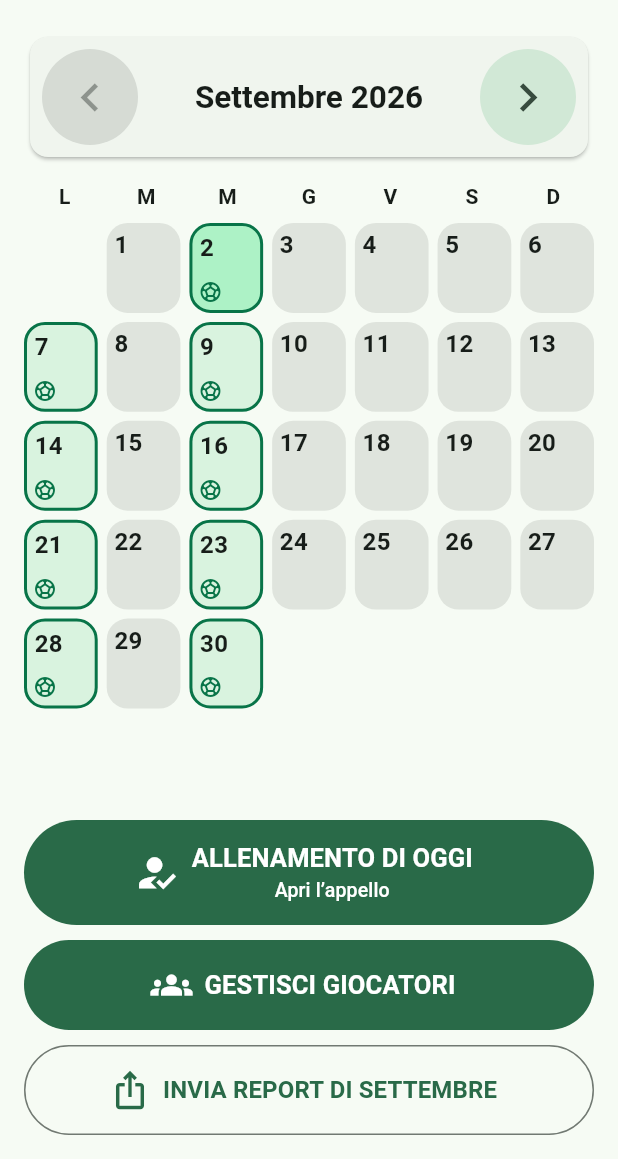
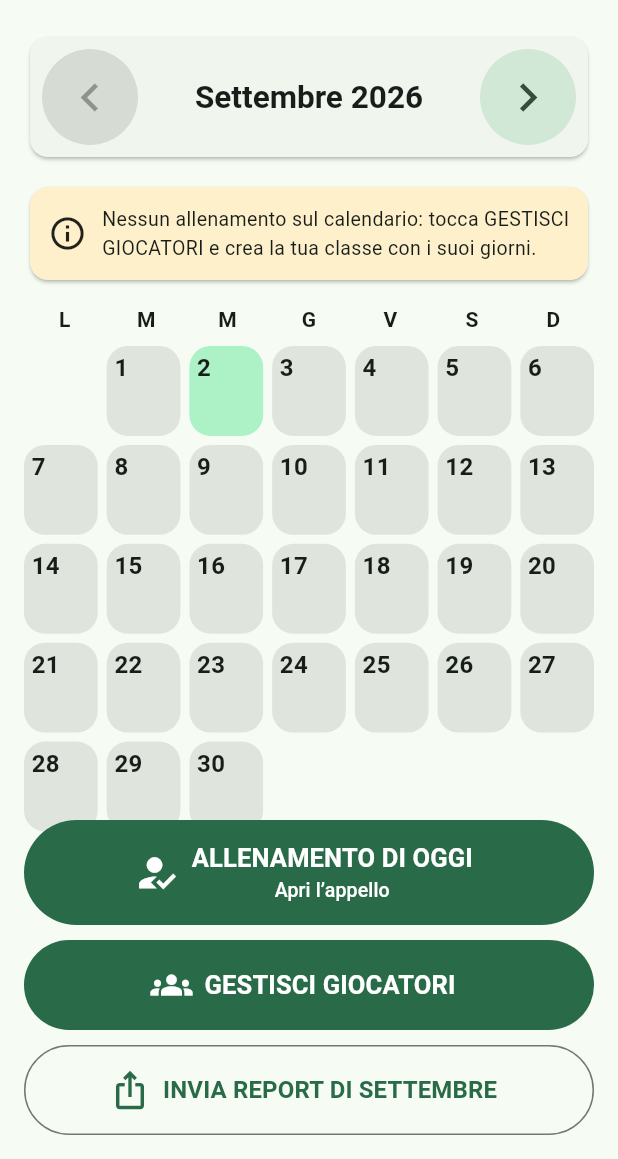
Before and after one commit to PanRulez/teamcheck, a Flutter app: the screen it shows after launch, on a phone screen of 412 x 824 dp, the part 77-1236 px from its top. Run offline on Flutter 3.47's test engine with Material 3 defaults, Android fonts, the phone set to English and light mode, and no system bars; our stand-ins replace file_picker, share_plus, shared_preferences.

Commit message:
Senza classe scelta il calendario non segna allenamenti
Il ripiego a lunedi' e mercoledi' quando non c'e' una classe preferita
faceva comparire allenamenti che nessuno aveva mai inserito: su
un'installazione appena fatta, senza giocatori ne' classi, il calendario
era gia' pieno di pallini.

Ora senza classe scelta non ci sono giorni fissi, e al posto del
calendario muto c'e' un avviso che dice cosa manca: creare la classe,
oppure dare la stella a una di quelle che ci sono.

Co-Authored-By: Claude Opus 5 <noreply@anthropic.com>

```diff
--- a/lib/main.dart
+++ b/lib/main.dart
@@ -171,7 +171,7 @@ const updateRepo = 'PanRulez/teamcheck';
 
 /// Versione di questa build. Deve restare uguale a quella in pubspec.yaml:
 /// c'e' un test che fallisce se le due si scollano.
-const appVersion = '1.5.0';
+const appVersion = '1.5.1';
 
 enum UpdateStatus { upToDate, available, failed }
 
@@ -617,8 +617,9 @@ class _CalendarPageState extends State<CalendarPage> {
 
   /// I giorni fissi del calendario sono quelli della classe preferita: se un
   /// domani babbo prende una classe che si allena martedi' e giovedi', basta
-  /// cambiarli li'. Finche' non c'e' nessuna classe restano lunedi' e mercoledi'.
-  Set<int> get trainingDays => favoriteClass?.days ?? defaultTrainingDays;
+  /// cambiarli li'. Senza classe scelta non c'e' nessun giorno: segnare
+  /// allenamenti che nessuno ha mai inserito sarebbe una bugia.
+  Set<int> get trainingDays => favoriteClass?.days ?? const {};
   bool defaultTraining(DateTime day) =>
       inSeason(day) && trainingDays.contains(day.weekday);
   bool isMoved(DateTime day) => movedTraining.containsKey(key(day));
@@ -983,6 +984,35 @@ class _CalendarPageState extends State<CalendarPage> {
                 ),
               ),
             ),
+            // Senza classe scelta il calendario non ha giorni fissi, e un
+            // calendario vuoto sembra rotto: qui c'e' scritto cosa manca.
+            if (favoriteClass == null) ...[
+              const SizedBox(height: 12),
+              Card(
+                color: const Color(0xfffff0cc),
+                child: Padding(
+                  padding: const EdgeInsets.all(12),
+                  child: Row(
+                    children: [
+                      const Icon(Icons.info_outline, size: 26),
+                      const SizedBox(width: 10),
+                      Expanded(
+                        child: Text(
+                          classes.isEmpty
+                              ? 'Nessun allenamento sul calendario: tocca '
+                                    'GESTISCI GIOCATORI e crea la tua classe '
+                                    'con i suoi giorni.'
+                              : 'Tocca la stella accanto alla classe che '
+                                    'alleni: il calendario seguirà i suoi '
+                                    'giorni.',
+                          style: const TextStyle(fontSize: 13),
+                        ),
+                      ),
+                    ],
+                  ),
+                ),
+              ),
+            ],
             const SizedBox(height: 12),
             Row(
               children: [
--- a/pubspec.yaml
+++ b/pubspec.yaml
@@ -16,7 +16,7 @@ publish_to: 'none' # Remove this line if you wish to publish to pub.dev
 # https://developer.apple.com/library/archive/documentation/General/Reference/InfoPlistKeyReference/Articles/CoreFoundationKeys.html
 # In Windows, build-name is used as the major, minor, and patch parts
 # of the product and file versions while build-number is used as the build suffix.
-version: 1.5.0+9
+version: 1.5.1+10
 
 environment:
   sdk: ^3.13.2
```
Also changed, not shown: 1 other file.
